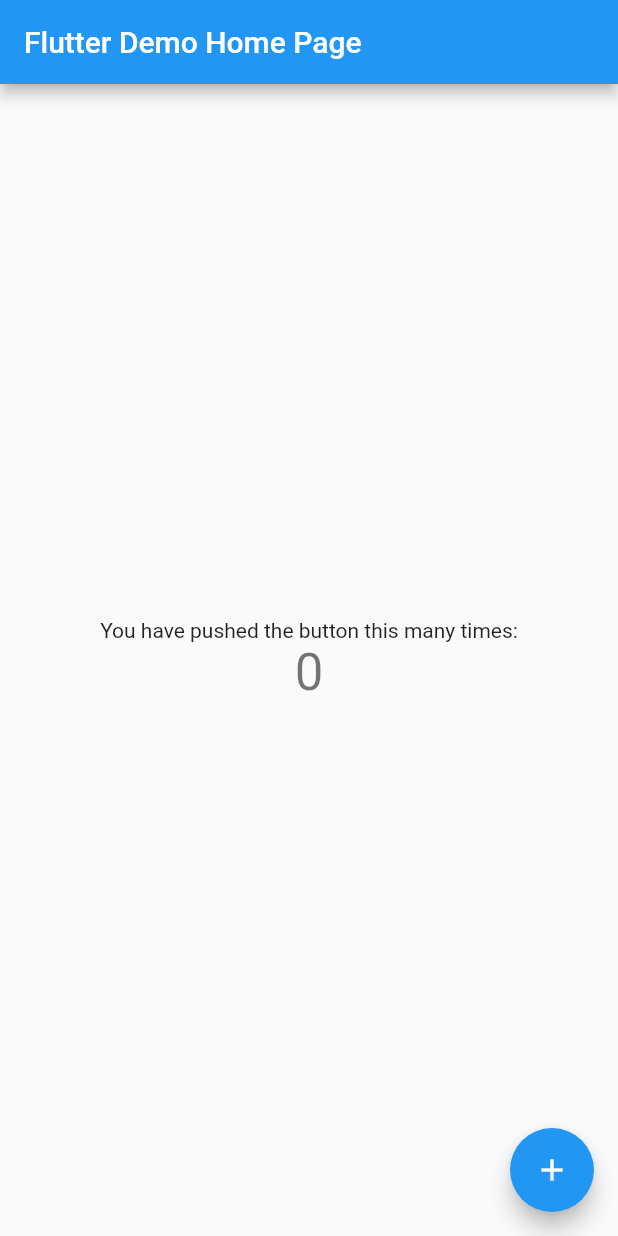
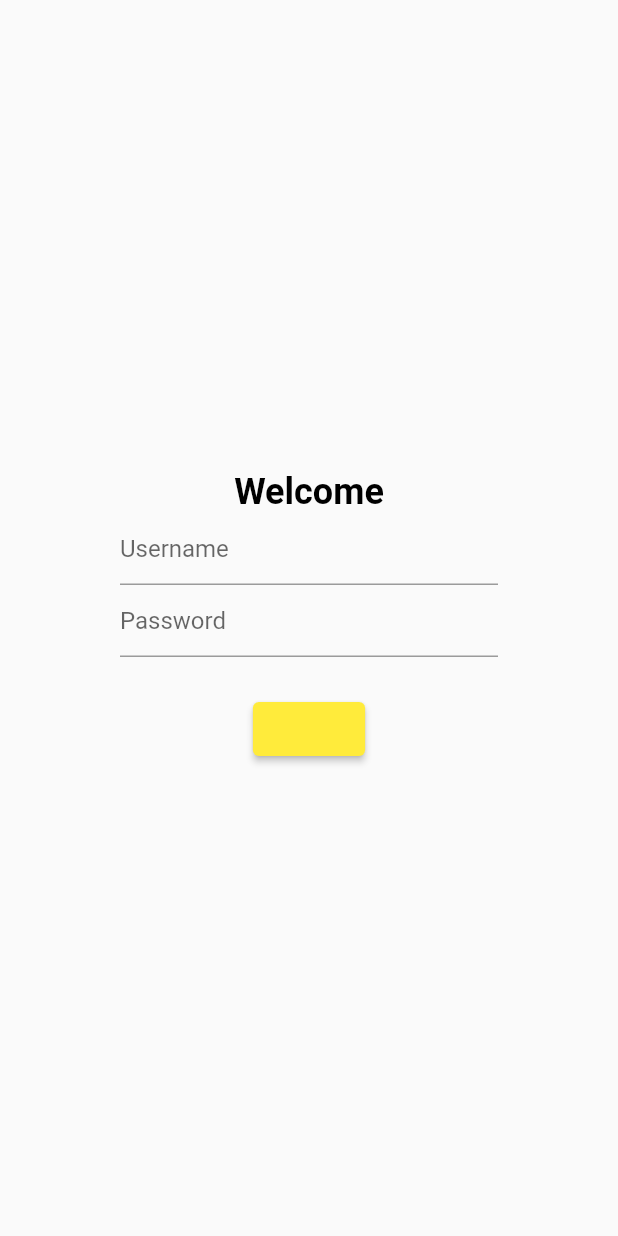
Before and after one commit to 0xpr03/actic-course-picker, a Flutter app: the screen it shows after launch, on a phone screen of 412 x 824 dp. Run offline on Flutter 3.47's test engine with Material 2 defaults, Android fonts, the phone set to English and light mode, and no system bars; accounts and stored records are empty; Roboto replaces fonts that are missing (Corben).

Commit message:
model preparations and login mockup

```diff
--- /dev/null
+++ b/lib/common/theme.dart
@@ -0,0 +1,13 @@
+import 'package:flutter/material.dart';
+
+final appTheme = ThemeData(
+  primarySwatch: Colors.yellow,
+  textTheme: const TextTheme(
+    displayLarge: TextStyle(
+      fontFamily: 'Corben',
+      fontWeight: FontWeight.w700,
+      fontSize: 24,
+      color: Colors.black,
+    ),
+  ),
+);
--- a/lib/main.dart
+++ b/lib/main.dart
@@ -1,31 +1,50 @@
+import 'dart:io';
+import 'package:actic_booking/screens/login.dart';
+import 'package:flutter/foundation.dart';
 import 'package:flutter/material.dart';
+import 'package:provider/provider.dart';
+//import 'package:window_size/window_size.dart';
+
+import 'common/theme.dart';
+import 'models/account.dart';
 
 void main() {
+  //setupWindow();
   runApp(const MyApp());
 }
+
+const double windowWidth = 360;
+const double windowHeight = 640;
+
+// void setupWindow() {
+//   if (!kIsWeb && (Platform.isWindows || Platform.isLinux || Platform.isMacOS)) {
+//     WidgetsFlutterBinding.ensureInitialized();
+//     setWindowTitle('Provider Counter');
+//     setWindowMinSize(const Size(windowWidth, windowHeight));
+//     setWindowMaxSize(const Size(windowWidth, windowHeight));
+//     getCurrentScreen().then((screen) {
+//       setWindowFrame(Rect.fromCenter(
+//         center: screen!.frame.center,
+//         width: windowWidth,
+//         height: windowHeight,
+//       ));
+//     });
+//   }
+// }
 
 class MyApp extends StatelessWidget {
   const MyApp({super.key});
 
-  // This widget is the root of your application.
   @override
   Widget build(BuildContext context) {
-    return MaterialApp(
-      title: 'Flutter Demo',
-      theme: ThemeData(
-        // This is the theme of your application.
-        //
-        // Try running your application with "flutter run". You'll see the
-        // application has a blue toolbar. Then, without quitting the app, try
-        // changing the primarySwatch below to Colors.green and then invoke
-        // "hot reload" (press "r" in the console where you ran "flutter run",
-        // or simply save your changes to "hot reload" in a Flutter IDE).
-        // Notice that the counter didn't reset back to zero; the application
-        // is not restarted.
-        primarySwatch: Colors.blue,
-      ),
-      home: const MyHomePage(title: 'Flutter Demo Home Page'),
-    );
+    return MultiProvider(
+        providers: [Provider(create: (context) => LoginModel())],
+        child: MaterialApp(
+          title: 'Actic Course Booking',
+          theme: appTheme,
+          initialRoute: '/',
+          routes: {'/': (context) => const MyLogin()},
+        ));
   }
 }
 
--- /dev/null
+++ b/lib/models/account.dart
@@ -0,0 +1,25 @@
+import 'package:flutter/cupertino.dart';
+
+class AccountModel extends ChangeNotifier {
+  late LoginModel _loginData;
+  String? _accessToken;
+
+  LoginModel get login => _loginData;
+
+  String? get token => _accessToken;
+
+  set loginData(LoginModel newLogin) {
+    _loginData = newLogin;
+    notifyListeners();
+  }
+
+  set accesstoken(String accesstoken) {
+    _accessToken = accesstoken;
+    notifyListeners();
+  }
+}
+
+class LoginModel {
+  late String username;
+  late String password;
+}
--- /dev/null
+++ b/lib/screens/login.dart
@@ -0,0 +1,52 @@
+// Copyright 2020 The Flutter team. All rights reserved.
+// Use of this source code is governed by a BSD-style license that can be
+// found in the LICENSE file.
+
+import 'package:flutter/material.dart';
+
+class MyLogin extends StatelessWidget {
+  const MyLogin({super.key});
+
+  @override
+  Widget build(BuildContext context) {
+    return Scaffold(
+      body: Center(
+        child: Container(
+          padding: const EdgeInsets.all(80.0),
+          child: Column(
+            mainAxisAlignment: MainAxisAlignment.center,
+            children: [
+              Text(
+                'Welcome',
+                style: Theme.of(context).textTheme.displayLarge,
+              ),
+              TextFormField(
+                decoration: const InputDecoration(
+                  hintText: 'Username',
+                ),
+              ),
+              TextFormField(
+                decoration: const InputDecoration(
+                  hintText: 'Password',
+                ),
+                obscureText: true,
+              ),
+              const SizedBox(
+                height: 24,
+              ),
+              ElevatedButton(
+                onPressed: () {
+                  Navigator.pushReplacementNamed(context, '/catalog');
+                },
+                style: ElevatedButton.styleFrom(
+                  foregroundColor: Colors.yellow,
+                ),
+                child: const Text('ENTER'),
+              )
+            ],
+          ),
+        ),
+      ),
+    );
+  }
+}
--- a/pubspec.yaml
+++ b/pubspec.yaml
@@ -36,6 +36,12 @@
   # The following adds the Cupertino Icons font to your application.
   # Use with the CupertinoIcons class for iOS style icons.
   cupertino_icons: ^1.0.2
+  provider: ^6.0.3
+  # plugin is not yet part of the flutter framework
+  #window_size:
+  #  git:
+  #    url: https://github.com/google/flutter-desktop-embedding.git
+  #    path: plugins/window_size
 
 dev_dependencies:
   flutter_test:
```
Also changed, not shown: pubspec.lock.
